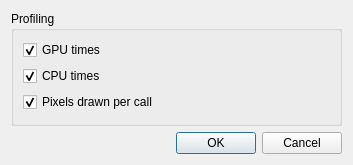
Qt form gui/ui/profilereplaydialog.ui (apitrace/apitrace) before a commit.
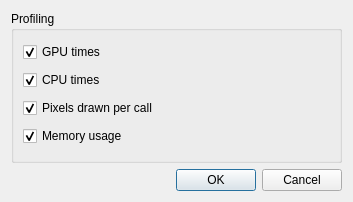
The same form after that commit.

```diff
--- a/gui/ui/profilereplaydialog.ui
+++ b/gui/ui/profilereplaydialog.ui
@@ -10,7 +10,7 @@
     <x>0</x>
     <y>0</y>
     <width>353</width>
-    <height>165</height>
+    <height>202</height>
    </rect>
   </property>
   <property name="windowTitle">
@@ -59,6 +59,16 @@
         </property>
        </widget>
       </item>
+      <item>
+       <widget class="QCheckBox" name="memoryUsageCB">
+        <property name="text">
+         <string>Memory usage</string>
+        </property>
+        <property name="checked">
+         <bool>true</bool>
+        </property>
+       </widget>
+      </item>
      </layout>
     </widget>
    </item>
```
